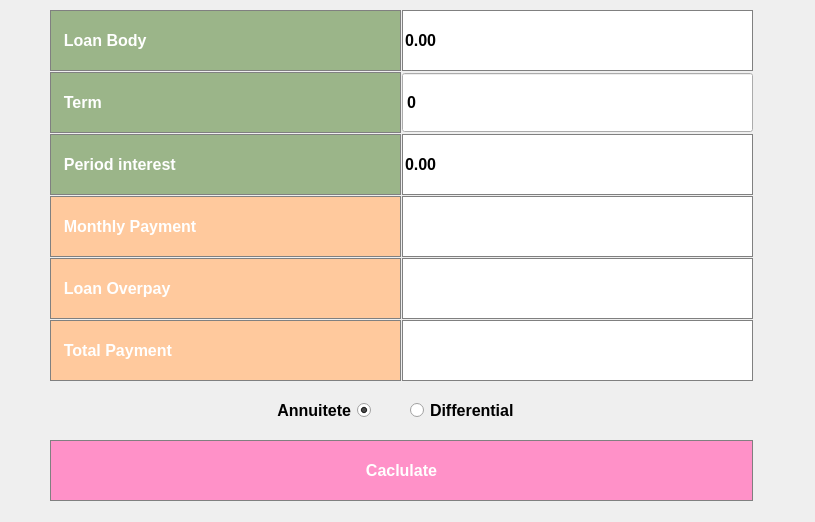
Above: src/s21_smart_calc_v_2_0/view/creditcalc.ui from bonnyped/CPP3_SmartCalc_v2.0-1 before the change. Below: the same form after it.
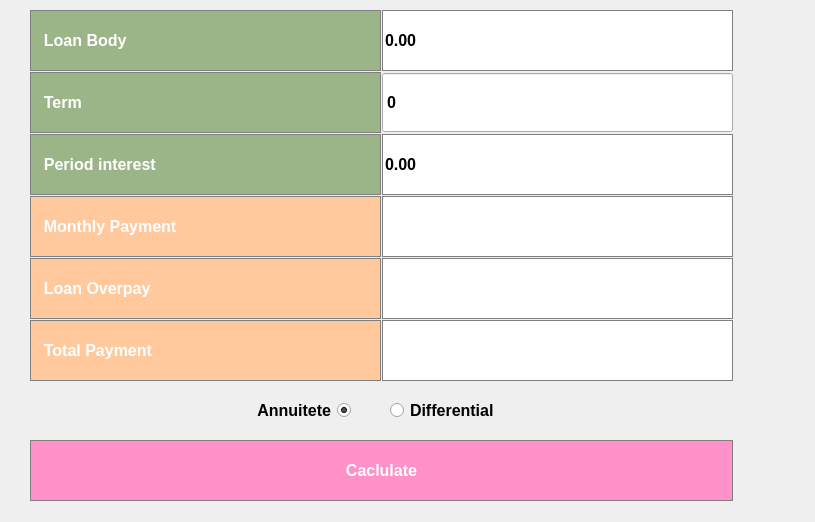
That is the form after the change.

```diff
--- a/src/s21_smart_calc_v_2_0/view/creditcalc.ui
+++ b/src/s21_smart_calc_v_2_0/view/creditcalc.ui
@@ -16,7 +16,7 @@
   <widget class="QSpinBox" name="spinBoxTermCredit">
    <property name="geometry">
     <rect>
-     <x>402</x>
+     <x>382</x>
      <y>72</y>
      <width>351</width>
      <height>61</height>
@@ -43,7 +43,7 @@
   <widget class="QRadioButton" name="radioButtonDifferential">
    <property name="geometry">
     <rect>
-     <x>410</x>
+     <x>390</x>
      <y>380</y>
      <width>251</width>
      <height>61</height>
@@ -65,7 +65,7 @@
   <widget class="QDoubleSpinBox" name="doubleSpinLoanBody">
    <property name="geometry">
     <rect>
-     <x>402</x>
+     <x>382</x>
      <y>10</y>
      <width>351</width>
      <height>61</height>
@@ -92,7 +92,7 @@
   <widget class="QLineEdit" name="lineEditTotalPaymentResult">
    <property name="geometry">
     <rect>
-     <x>402</x>
+     <x>382</x>
      <y>320</y>
      <width>351</width>
      <height>61</height>
@@ -113,7 +113,7 @@
   <widget class="QLabel" name="labelTotalPaymentsCredit">
    <property name="geometry">
     <rect>
-     <x>50</x>
+     <x>30</x>
      <y>320</y>
      <width>351</width>
      <height>61</height>
@@ -142,7 +142,7 @@
   <widget class="QRadioButton" name="radioButtonAnnuitete">
    <property name="geometry">
     <rect>
-     <x>120</x>
+     <x>100</x>
      <y>380</y>
      <width>251</width>
      <height>61</height>
@@ -167,7 +167,7 @@
   <widget class="QLineEdit" name="lineEditMonthlyPaymentResult">
    <property name="geometry">
     <rect>
-     <x>402</x>
+     <x>382</x>
      <y>196</y>
      <width>351</width>
      <height>61</height>
@@ -188,7 +188,7 @@
   <widget class="QPushButton" name="CalcCredit">
    <property name="geometry">
     <rect>
-     <x>50</x>
+     <x>30</x>
      <y>440</y>
      <width>703</width>
      <height>61</height>
@@ -219,7 +219,7 @@
   <widget class="QLabel" name="labelMonthlyPayment">
    <property name="geometry">
     <rect>
-     <x>50</x>
+     <x>30</x>
      <y>196</y>
      <width>351</width>
      <height>61</height>
@@ -248,7 +248,7 @@
   <widget class="QLabel" name="labelLoanOverpay">
    <property name="geometry">
     <rect>
-     <x>50</x>
+     <x>30</x>
      <y>258</y>
      <width>351</width>
      <height>61</height>
@@ -277,7 +277,7 @@
   <widget class="QLineEdit" name="lineEditOverpayResult">
    <property name="geometry">
     <rect>
-     <x>402</x>
+     <x>382</x>
      <y>258</y>
      <width>351</width>
      <height>61</height>
@@ -298,7 +298,7 @@
   <widget class="QLabel" name="labelPeriodInterest">
    <property name="geometry">
     <rect>
-     <x>50</x>
+     <x>30</x>
      <y>134</y>
      <width>351</width>
      <height>61</height>
@@ -327,7 +327,7 @@
   <widget class="QLabel" name="labelTermCredit">
    <property name="geometry">
     <rect>
-     <x>50</x>
+     <x>30</x>
      <y>72</y>
      <width>351</width>
      <height>61</height>
@@ -356,7 +356,7 @@
   <widget class="QDoubleSpinBox" name="doubleSpinInterestCredit">
    <property name="geometry">
     <rect>
-     <x>402</x>
+     <x>382</x>
      <y>134</y>
      <width>351</width>
      <height>61</height>
@@ -383,7 +383,7 @@
   <widget class="QLabel" name="labelLoanBodyCredit">
    <property name="geometry">
     <rect>
-     <x>50</x>
+     <x>30</x>
      <y>10</y>
      <width>351</width>
      <height>61</height>
```
